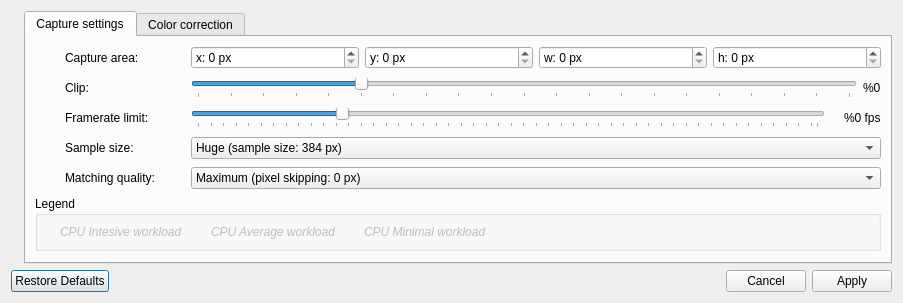
Old version of the form dialogs/alc-screen-configure-dialog.ui in the repository dev-0x7C6/led-frame.
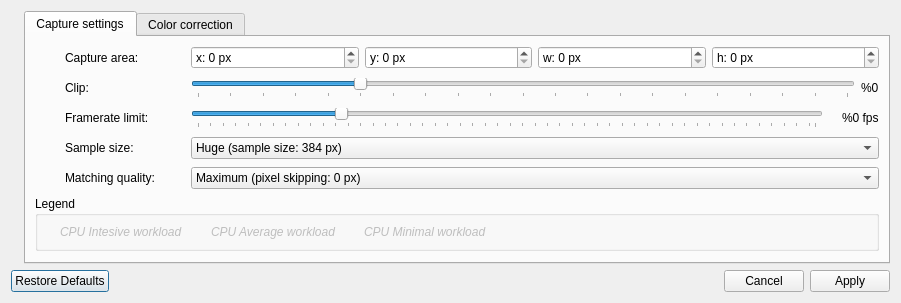
New version of the form. Icons and pictures are not drawn. Custom widgets are drawn as their Qt base class.

```diff
--- a/dialogs/alc-screen-configure-dialog.ui
+++ b/dialogs/alc-screen-configure-dialog.ui
@@ -6,8 +6,8 @@
    <rect>
     <x>0</x>
     <y>0</y>
-    <width>903</width>
-    <height>301</height>
+    <width>901</width>
+    <height>299</height>
    </rect>
   </property>
   <property name="windowTitle">
```
Left out of the diff: 6 changed lines with no effect on the pictures.
